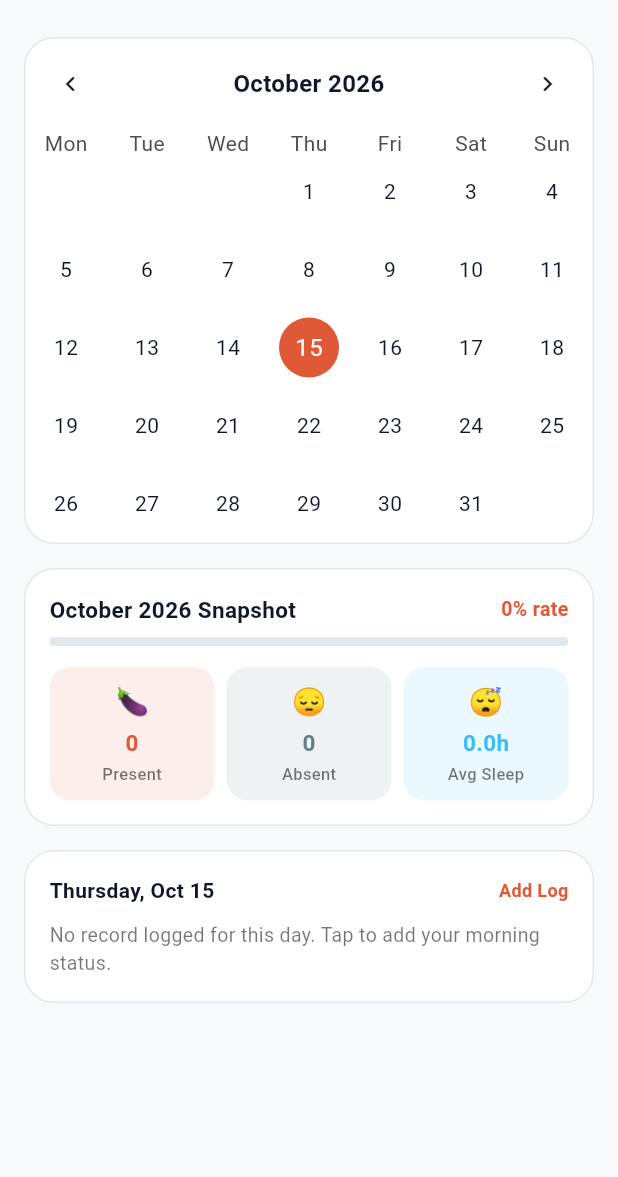
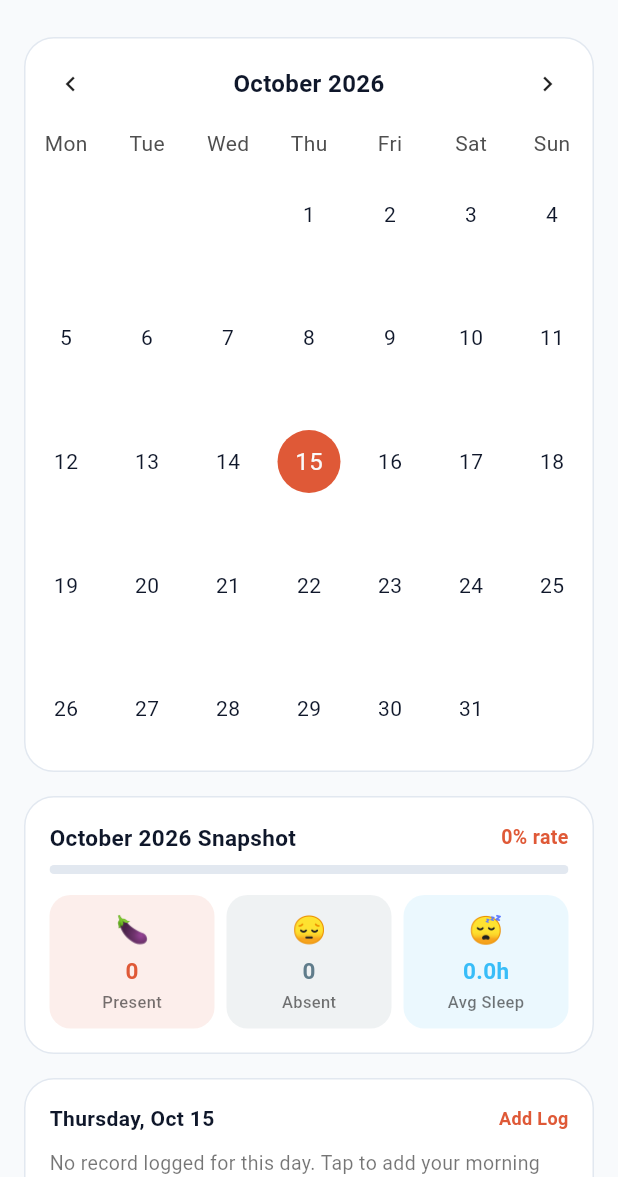
Before and after one commit to avizitRX/sunrise_signal, a Flutter app: the screen it shows after launch, on a phone screen of 412 x 824 dp, the part 59-1236 px from its top. Run offline on Flutter 3.47's test engine with Material 3 defaults, Android fonts, the phone set to English and light mode, and no system bars; drawn by our look-alikes of table_calendar; our stand-ins replace file_picker, fl_chart, flutter_local_notifications, flutter_secure_storage, flutter_timezone, local_auth and 3 more.

Commit message:
ui: add space between calendar date and entry emoji

```diff
--- a/lib/features/calendar/calendar_page.dart
+++ b/lib/features/calendar/calendar_page.dart
@@ -419,7 +419,10 @@ class _CalendarPageState extends State<CalendarPage> {
                     currentDay: DateTime.now(),
                     calendarFormat: CalendarFormat.month,
                     startingDayOfWeek: settingsProvider.startingDayOfWeek,
-                    weekendDays: [],
+                    weekendDays: const [],
+
+                    rowHeight: MediaQuery.of(context).size.height * 0.1,
+
                     headerStyle: const HeaderStyle(
                       formatButtonVisible: false,
                       titleCentered: true,
@@ -448,26 +451,31 @@ class _CalendarPageState extends State<CalendarPage> {
                         _focusedDay = focusedDay;
                       });
                     },
+                    // 2. EXACT ORIGINAL MARKER BUILDER
                     calendarBuilders: CalendarBuilders(
                       markerBuilder: (context, date, events) {
-                        if (events.isEmpty) return null;
-                        return Positioned(
-                          bottom: 4,
-                          child: TweenAnimationBuilder<double>(
-                            tween: Tween(begin: 0.0, end: 1.0),
-                            duration: const Duration(milliseconds: 300),
-                            curve: Curves.elasticOut,
-                            builder: (context, scale, child) {
-                              return Transform.scale(
-                                scale: scale,
-                                child: Text(
-                                  events.first.toString(),
-                                  style: const TextStyle(fontSize: 12),
-                                ),
-                              );
-                            },
-                          ),
-                        );
+                        if (events.isNotEmpty) {
+                          return Positioned(
+                            bottom: 1,
+                            child: Container(
+                              margin: const EdgeInsets.only(
+                                top: 8.0,
+                              ),
+                              child: Row(
+                                mainAxisAlignment: MainAxisAlignment.center,
+                                children: events
+                                    .map(
+                                      (event) => Text(
+                                        event.toString(),
+                                        style: const TextStyle(fontSize: 18),
+                                      ),
+                                    )
+                                    .toList(),
+                              ),
+                            ),
+                          );
+                        }
+                        return const SizedBox();
                       },
                     ),
                     onDaySelected: (selectedDay, focusedDay) {
```
